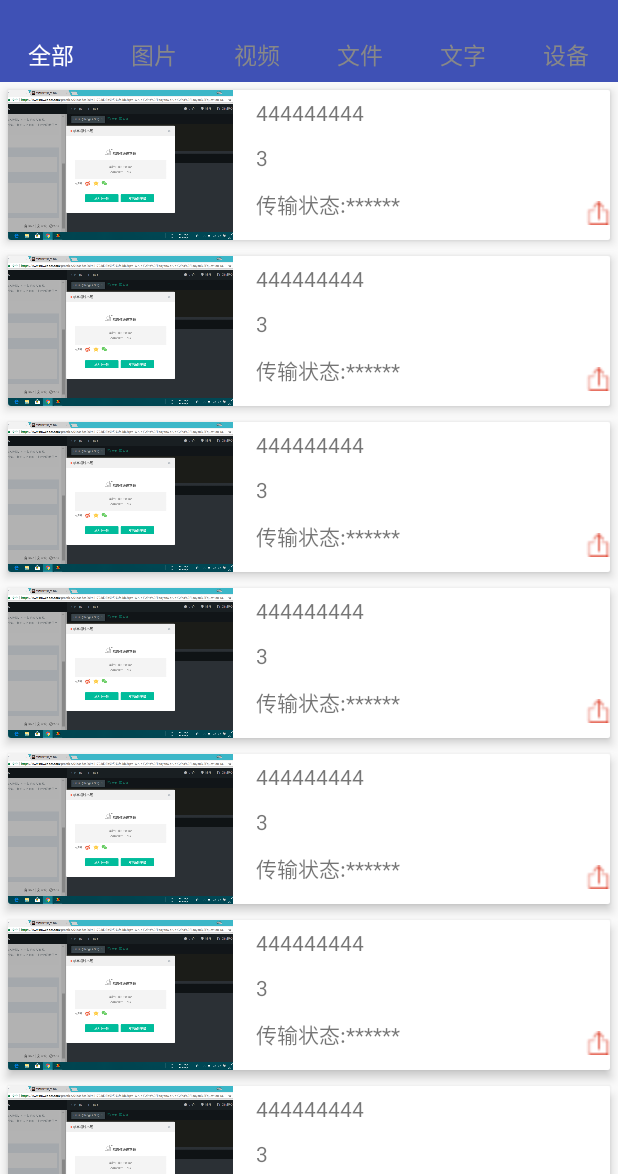
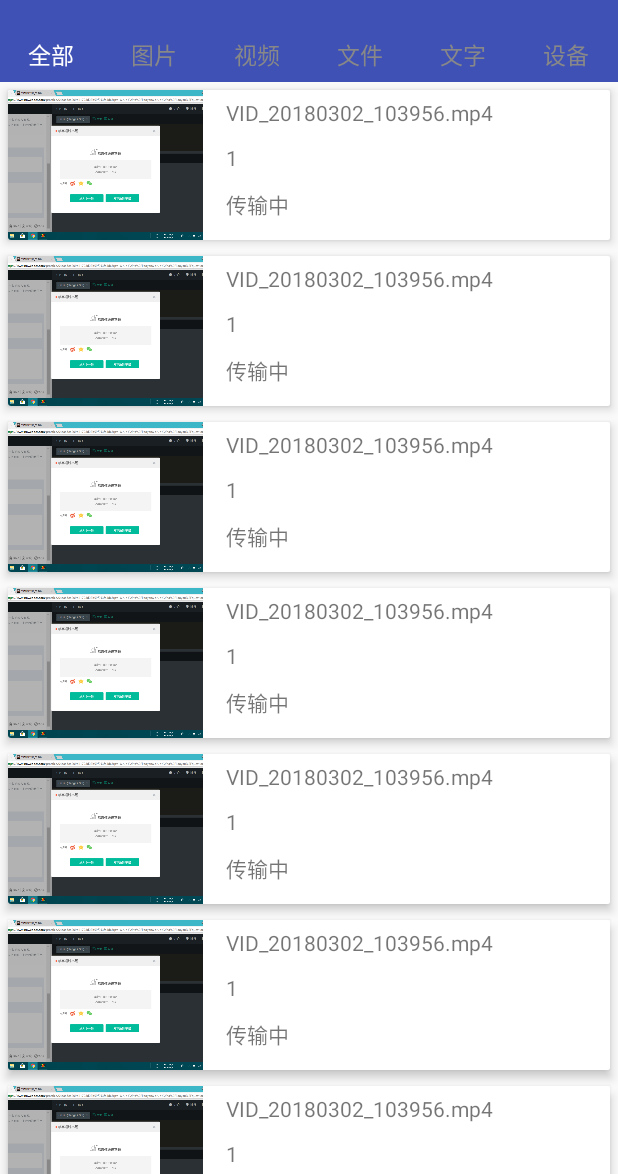
Before and after one commit to SilenCN/LanTransmission, an Android app: the TransInfoActivity screen opened directly, with no data from a screen before it, on a phone screen of 412 x 824 dp, the part 62-1236 px from its top. Run offline under Robolectric (Android 15) with nearby library versions, the phone set to English and light mode, and no system bars; network calls fail; 1 statement that could not run was skipped.

Commit message:
传输界面修改，未通过测试。。。勿更新

```diff
--- a/app/src/main/java/cn/silen_dev/lantransmission/core/transmission/Transmission.java
+++ b/app/src/main/java/cn/silen_dev/lantransmission/core/transmission/Transmission.java
@@ -35,6 +35,15 @@ public class Transmission {
         this.fileName=fileName;
         this.status=status;
         this.userId=userId;
+    }
+    public Transmission(String fileName,int userId,int status,String savePath,int type,int sr)
+    {
+        this.fileName=fileName;
+        this.status=status;
+        this.userId=userId;
+        this.savePath=savePath;
+        this.type=type;
+        this.sr=sr;
     }
     public Transmission()
     {
--- a/app/src/main/java/cn/silen_dev/lantransmission/transhistory/FileList_Adapter.java
+++ b/app/src/main/java/cn/silen_dev/lantransmission/transhistory/FileList_Adapter.java
@@ -1,9 +1,16 @@
 package cn.silen_dev.lantransmission.transhistory;
 
+import android.content.ContentResolver;
 import android.content.Context;
+import android.content.Intent;
+import android.graphics.Bitmap;
+import android.graphics.BitmapFactory;
+import android.media.MediaMetadataRetriever;
+import android.net.Uri;
 import android.support.annotation.NonNull;
 import android.support.v7.widget.CardView;
 import android.support.v7.widget.RecyclerView;
+import android.util.Log;
 import android.view.LayoutInflater;
 import android.view.View;
 import android.view.ViewGroup;
@@ -11,6 +18,7 @@ import android.widget.CheckBox;
 import android.widget.ImageView;
 import android.widget.TextView;
 
+import java.io.FileNotFoundException;
 import java.util.List;
 
 import cn.silen_dev.lantransmission.R;
@@ -22,6 +30,8 @@ import static cn.silen_dev.lantransmission.core.transmission.ConstValue.SEND;
 import static cn.silen_dev.lantransmission.core.transmission.ConstValue.STATUS_DONE;
 import static cn.silen_dev.lantransmission.core.transmission.ConstValue.STATUS_ING;
 import static cn.silen_dev.lantransmission.core.transmission.ConstValue.STATUS_NONE;
+import static cn.silen_dev.lantransmission.core.transmission.ConstValue.TRANSMISSION_IMAGE;
+import static cn.silen_dev.lantransmission.core.transmission.ConstValue.TRANSMISSION_VIDEO;
 
 public class FileList_Adapter extends RecyclerView.Adapter<FileList_Adapter.ViewHolder>
 {
@@ -79,12 +89,39 @@ public class FileList_Adapter extends RecyclerView.Adapter<FileList_Adapter.View
                 holder.fileStatus.setText("未完成");
                 break;
         }
+        Log.i("",String.valueOf(transmission.getSr()));
         switch (transmission.getSr()){
             case SEND:
-                holder.fileLoad.setImageResource(R.mipmap.share);
+                holder.fileLoad.setImageResource(R.mipmap.upload);
                 break;
             case RECEIVE:
-                holder.fileLoad.setImageResource(R.mipmap.download);
+                holder.fileLoad.setImageResource(R.mipmap.dowload);
+                break;
+        }
+        String path=transmission.getSavePath();//获取路径
+        Bitmap bmp = null;
+        switch(transmission.getType()){
+            case TRANSMISSION_IMAGE:
+                bmp = BitmapFactory.decodeFile(path + holder.fileName, null);
+                holder.fileLoad.setImageBitmap(bmp);
+                break;
+            case TRANSMISSION_VIDEO:
+                MediaMetadataRetriever retriever = new MediaMetadataRetriever();
+                try {
+                    retriever.setDataSource(path);
+                    bmp=retriever.getFrameAtTime();
+                } catch (IllegalArgumentException e) {
+                    e.printStackTrace();
+                } catch (RuntimeException e) {
+                    e.printStackTrace();
+                } finally {
+                    try {
+                        retriever.release();
+                    } catch (RuntimeException e) {
+                        e.printStackTrace();
+                    }
+                }
+                holder.fileLoad.setImageBitmap(bmp);
                 break;
         }
     }
--- a/app/src/main/java/cn/silen_dev/lantransmission/transhistory/TransInfoActivity.java
+++ b/app/src/main/java/cn/silen_dev/lantransmission/transhistory/TransInfoActivity.java
@@ -50,7 +50,7 @@ private LinearLayoutManager layoutManager;
     private RadioButton rb_file;
     private RadioButton rb_device;
 
-    private Transmission[] files={
+    private Transmission[] files_1={
             new Transmission("000000000",0,0),
             new Transmission("111111111",1,1),
             new Transmission("222222222",2,2),
@@ -58,8 +58,13 @@ private LinearLayoutManager layoutManager;
             new Transmission("444444444",3,3),
             new Transmission("555555555",3,3),
     };
+    private Transmission[] files={
+            new Transmission("IMG_20170827_090027.jpg",0,0,"DCIM/Camera",1,0),
+            new Transmission("VID_20180302_103956.mp4",1,1,"内部存储/DCIM/Camera",2,0),
+            new Transmission("IMG_20180416_144022.jpg",2,2,"内部存储/DCIM/Camera",1,0)
+    };
     private Equipment[] device={
-            new Equipment("Nokia6","10.168.132.248",1,1,1),
+            new Equipment("Nokia6","10.168.132.248",0,1,1),
             new Equipment("MI6","192.168.132.208",1,1,1),
             new Equipment("联想","192.168.132.248",0,1,1)
     };
--- a/app/src/main/res/layout/activity_trans_item.xml
+++ b/app/src/main/res/layout/activity_trans_item.xml
@@ -29,7 +29,7 @@
 
         <ImageView
             android:id="@+id/pictures"
-            android:layout_width="150dp"
+            android:layout_width="130dp"
             android:layout_height="match_parent"
             android:scaleType="centerCrop"
             android:src="@mipmap/test_1"/>
@@ -69,12 +69,13 @@
 
             <ImageView
                 android:id="@+id/file_load"
-                android:layout_width="16dp"
-                android:layout_height="16dp"
+                android:layout_width="25dp"
+                android:layout_height="25dp"
                 android:layout_alignParentRight="true"
                 android:layout_alignParentBottom="true"
                 android:layout_marginBottom="10dp"
-                android:src="@mipmap/share" />
+                android:src="@mipmap/upload" />
+
         </RelativeLayout>
 
     </LinearLayout>
--- a/app/src/main/res/layout/item_equipment.xml
+++ b/app/src/main/res/layout/item_equipment.xml
@@ -16,7 +16,7 @@
             android:id="@+id/icon"
             android:layout_width="wrap_content"
             android:layout_height="match_parent"
-            android:src="@drawable/phone"
+            android:src="@drawable/computer"
             android:scaleType="center"/>
         <TextView
             android:id="@+id/text_equipmentName"
--- a/app/src/main/res/layout/trans_info_word.xml
+++ b/app/src/main/res/layout/trans_info_word.xml
@@ -55,7 +55,7 @@
                 android:layout_alignParentBottom="true"
                 android:layout_marginBottom="5dp"
                 android:layout_marginRight="5dp"
-                android:src="@mipmap/dowload">
+                android:src="@mipmap/upload">
 
             </ImageView>
         </RelativeLayout>
```
Also changed, not shown: app/src/main/java/cn/silen_dev/lantransmission/transhistory/WordList_Adapter.java (+17 -1 lines).
